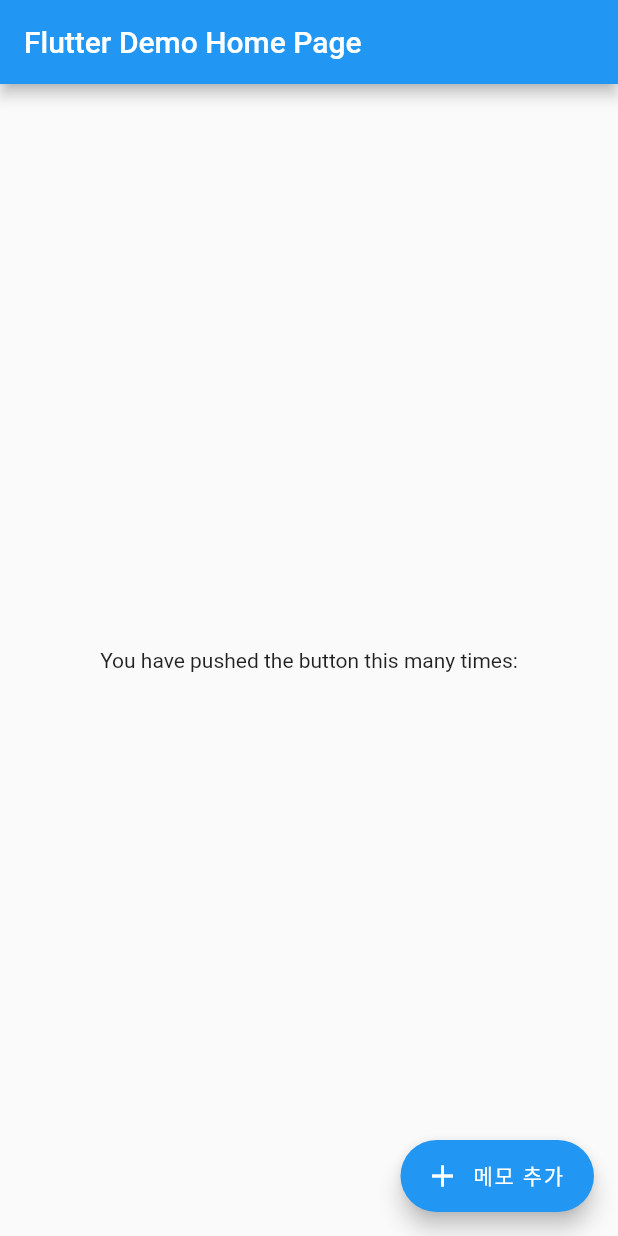
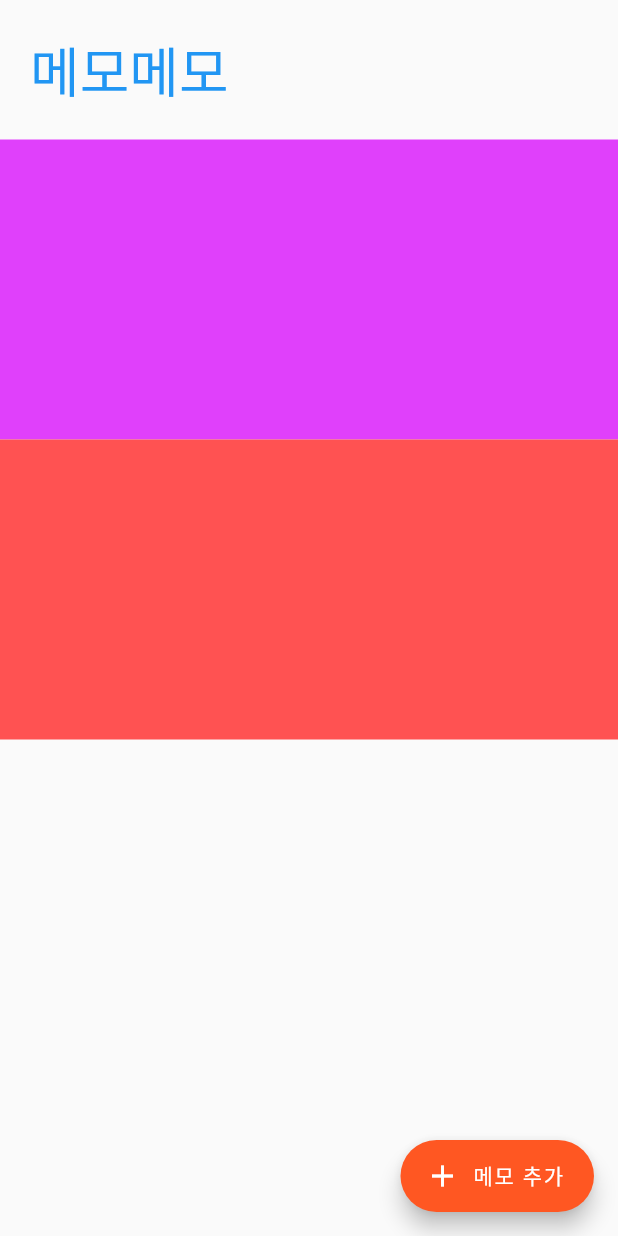
Before and after one commit to homenet12/memomemo, a Flutter app: the screen it shows after launch, on a phone screen of 412 x 824 dp. Run offline on Flutter 3.47's test engine with Material 2 defaults, Android fonts, the phone set to English and light mode, and no system bars.

Commit message:
#14 리스트뷰 생성하고 나열하기

```diff
--- a/lib/main.dart
+++ b/lib/main.dart
@@ -4,22 +4,13 @@
 void main() => runApp(MyApp());
 
 class MyApp extends StatelessWidget {
-  // This widget is the root of your application.
   @override
   Widget build(BuildContext context) {
     return MaterialApp(
       title: 'Flutter Demo',
       theme: ThemeData(
-        // This is the theme of your application.
-        //
-        // Try running your application with "flutter run". You'll see the
-        // application has a blue toolbar. Then, without quitting the app, try
-        // changing the primarySwatch below to Colors.green and then invoke
-        // "hot reload" (press "r" in the console where you ran "flutter run",
-        // or simply save your changes to "hot reload" in a Flutter IDE).
-        // Notice that the counter didn't reset back to zero; the application
-        // is not restarted.
-        primarySwatch: Colors.blue,
+        primarySwatch: Colors.deepOrange,
+        primaryColor: Colors.white,
       ),
       home: MyHomePage(title: 'Flutter Demo Home Page'),
     );
--- a/lib/screens/home.dart
+++ b/lib/screens/home.dart
@@ -23,18 +23,19 @@
   @override
   Widget build(BuildContext context) {
     return Scaffold(
-      appBar: AppBar(
-        title: Text(widget.title),
-      ),
-      body: Center(
-        child: Column(
-          mainAxisAlignment: MainAxisAlignment.center,
-          children: <Widget>[
-            Text(
-              'You have pushed the button this many times:',
-            ),
-          ],
-        ),
+      body: ListView(
+        physics: BouncingScrollPhysics(),
+        children: <Widget>[
+          Row(
+            children: <Widget>[
+              Padding(
+                  padding: EdgeInsets.only(left: 20, top: 20, bottom: 20),
+                  child: Text('메모메모',
+                      style: TextStyle(fontSize: 36, color: Colors.blue)))
+            ],
+          ),
+          ...LoadMemo(),
+        ],
       ),
       floatingActionButton: FloatingActionButton.extended(
         onPressed: () {
@@ -47,4 +48,18 @@
       ), // This trailing comma makes auto-formatting nicer for build methods.
     );
   }
+
+  List<Widget> LoadMemo() {
+    List<Widget> memoList = [];
+    memoList.add(Container(
+      color: Colors.purpleAccent,
+      height: 200,
+    ));
+    memoList.add(Container(
+      color: Colors.redAccent,
+      height: 200,
+    ));
+
+    return memoList;
+  }
 }
```
